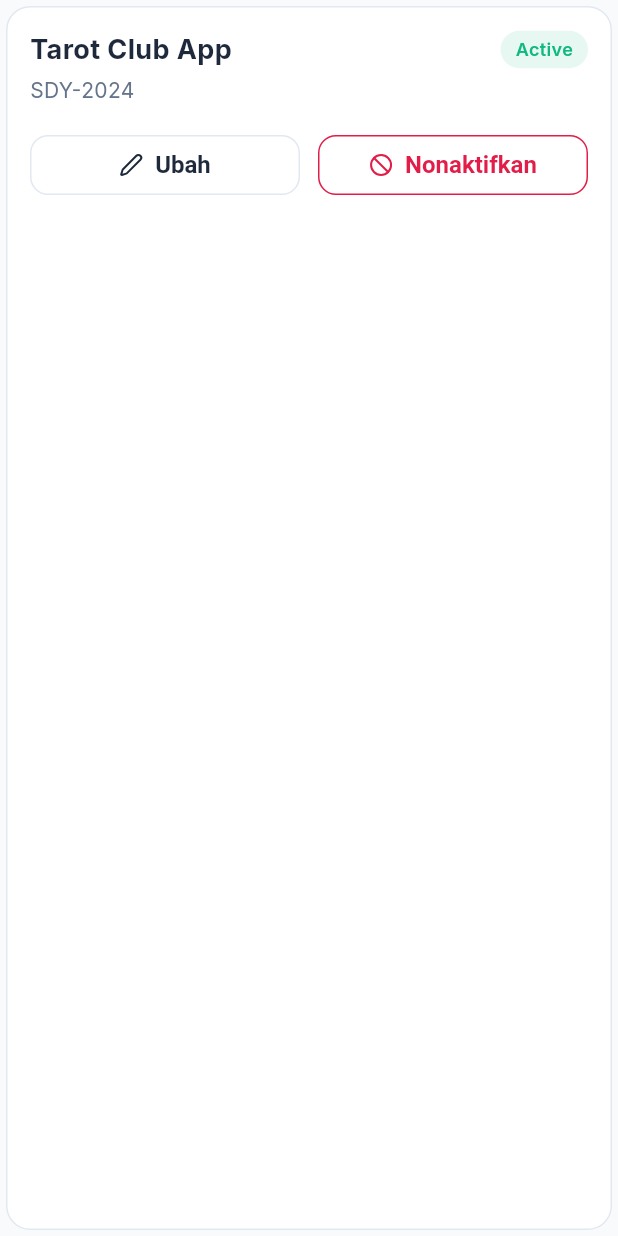
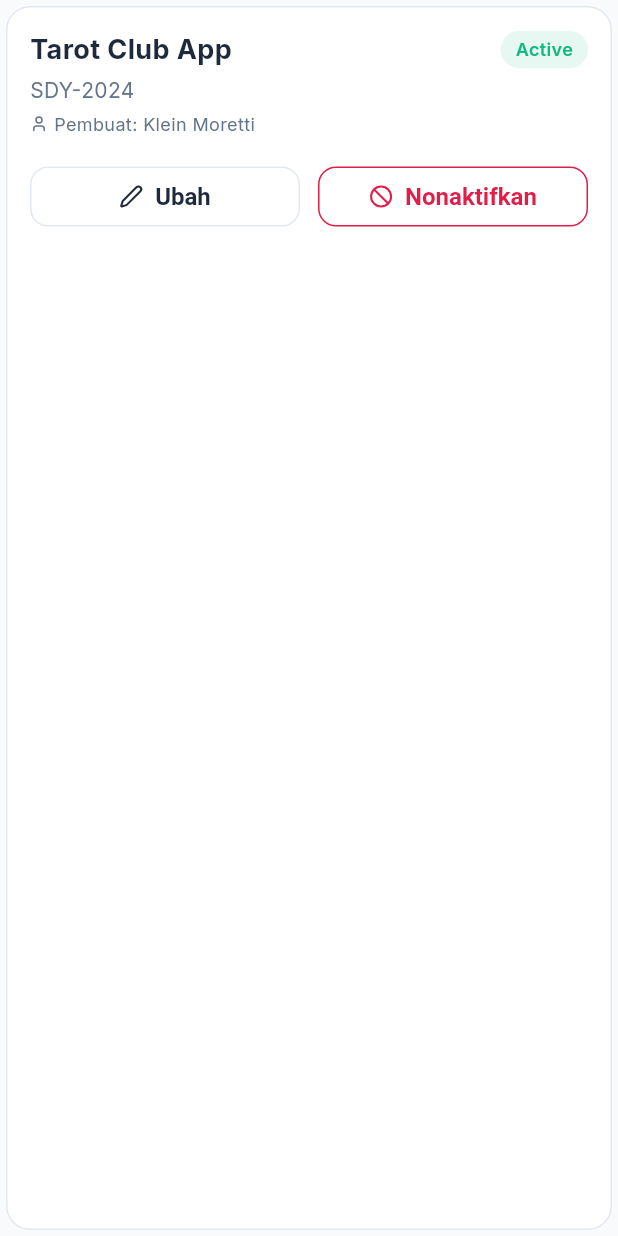
Before and after one commit to FajarKurniaPutra/sedya_mobile, a Flutter app: the _ProjectCard widget shown alone on an empty page, opened directly with sample values from the repository, on a phone screen of 412 x 824 dp. Run offline on Flutter 3.47's test engine with Material 3 defaults, Android fonts, the phone set to English and light mode, and no system bars; our stand-ins replace google_fonts, lucide_icons.

Commit message:
Update tampilan daftar projek dengan menambahkan pembuat projek dalam tampilan item

```diff
--- a/lib/ui/screens/project_list_screen.dart
+++ b/lib/ui/screens/project_list_screen.dart
@@ -151,6 +151,22 @@ class _ProjectCard extends StatelessWidget {
                   fontSize: 14,
                   color: AppColors.textSecondary,
                 ),
+              ),
+              const SizedBox(height: 4),
+              Row(
+                children: [
+                  const Icon(LucideIcons.user, size: 12, color: AppColors.textSecondary),
+                  const SizedBox(width: 4),
+                  Expanded(
+                    child: Text(
+                      'Pembuat: ${project.creator.name}',
+                      style: const TextStyle(
+                        fontSize: 12,
+                        color: AppColors.textSecondary,
+                      ),
+                    ),
+                  ),
+                ],
               ),
               if (DummyData.currentUser.role == 'Pemimpin Proyek') ...[
                 const SizedBox(height: 16),
```
